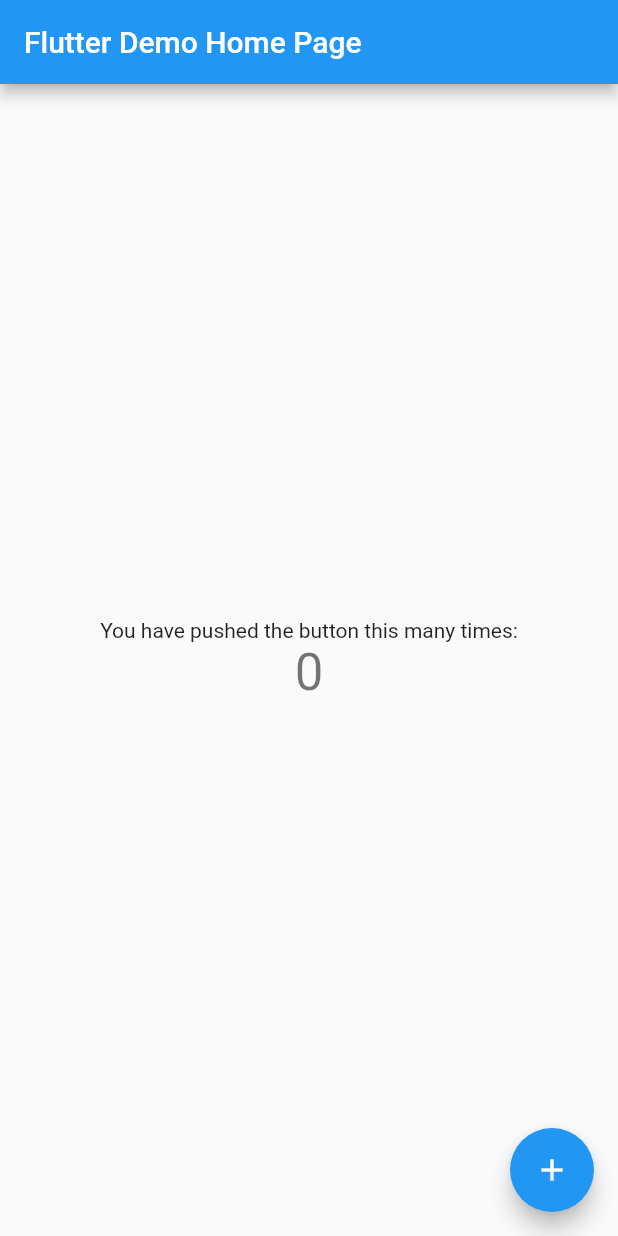
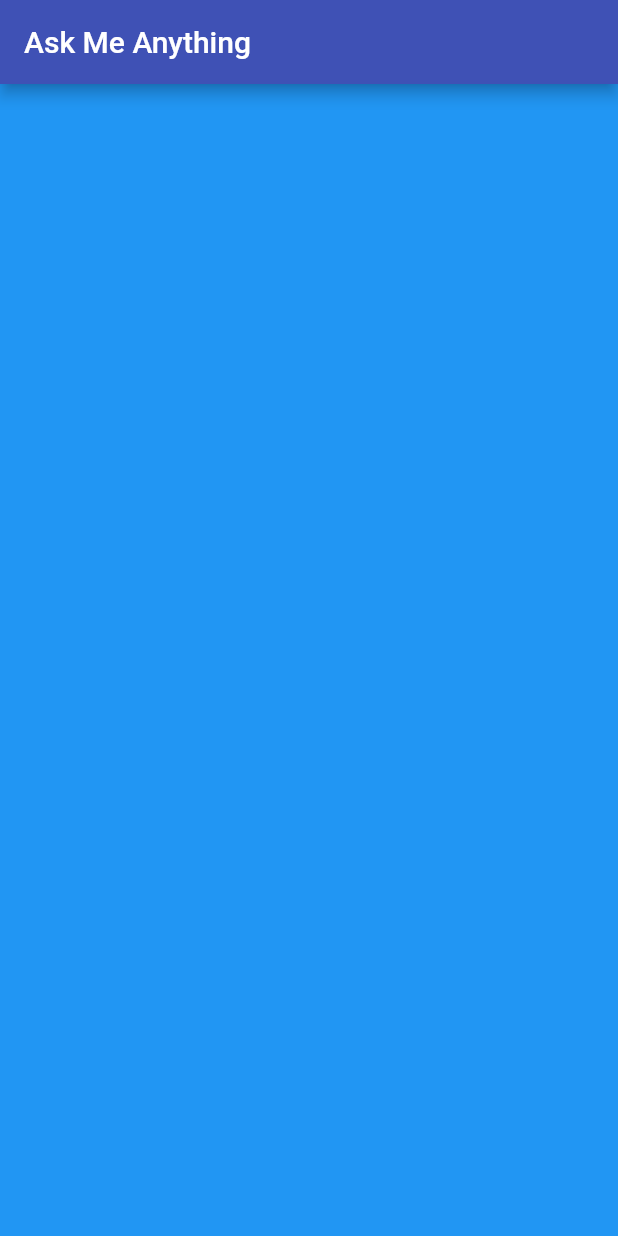
Before and after one commit to enutake/flutter_practice, a Flutter app: the screen it shows after launch, on a phone screen of 412 x 824 dp. Run offline on Flutter 3.47's test engine with Material 2 defaults, Android fonts, the phone set to English and light mode, and no system bars.

Commit message:
feat: 外枠だけ作成

```diff
--- a/magic-8-ball/magic_8_ball/lib/main.dart
+++ b/magic-8-ball/magic_8_ball/lib/main.dart
@@ -1,111 +1,19 @@
 import 'package:flutter/material.dart';
 
-void main() => runApp(MyApp());
+void main() => runApp(BallPage());
 
-class MyApp extends StatelessWidget {
-  // This widget is the root of your application.
+class BallPage extends StatelessWidget {
   @override
   Widget build(BuildContext context) {
     return MaterialApp(
-      title: 'Flutter Demo',
-      theme: ThemeData(
-        // This is the theme of your application.
-        //
-        // Try running your application with "flutter run". You'll see the
-        // application has a blue toolbar. Then, without quitting the app, try
-        // changing the primarySwatch below to Colors.green and then invoke
-        // "hot reload" (press "r" in the console where you ran "flutter run",
-        // or simply save your changes to "hot reload" in a Flutter IDE).
-        // Notice that the counter didn't reset back to zero; the application
-        // is not restarted.
-        primarySwatch: Colors.blue,
+      home:Scaffold(
+        backgroundColor: Colors.blue,
+        appBar: AppBar(
+          title: Text('Ask Me Anything'),
+          backgroundColor: Colors.indigo
+        ),
+        body: Container()
       ),
-      home: MyHomePage(title: 'Flutter Demo Home Page'),
     );
   }
 }
-
-class MyHomePage extends StatefulWidget {
-  MyHomePage({Key key, this.title}) : super(key: key);
-
-  // This widget is the home page of your application. It is stateful, meaning
-  // that it has a State object (defined below) that contains fields that affect
-  // how it looks.
-
-  // This class is the configuration for the state. It holds the values (in this
-  // case the title) provided by the parent (in this case the App widget) and
-  // used by the build method of the State. Fields in a Widget subclass are
-  // always marked "final".
-
-  final String title;
-
-  @override
-  _MyHomePageState createState() => _MyHomePageState();
-}
-
-class _MyHomePageState extends State<MyHomePage> {
-  int _counter = 0;
-
-  void _incrementCounter() {
-    setState(() {
-      // This call to setState tells the Flutter framework that something has
-      // changed in this State, which causes it to rerun the build method below
-      // so that the display can reflect the updated values. If we changed
-      // _counter without calling setState(), then the build method would not be
-      // called again, and so nothing would appear to happen.
-      _counter++;
-    });
-  }
-
-  @override
-  Widget build(BuildContext context) {
-    // This method is rerun every time setState is called, for instance as done
-    // by the _incrementCounter method above.
-    //
-    // The Flutter framework has been optimized to make rerunning build methods
-    // fast, so that you can just rebuild anything that needs updating rather
-    // than having to individually change instances of widgets.
-    return Scaffold(
-      appBar: AppBar(
-        // Here we take the value from the MyHomePage object that was created by
-        // the App.build method, and use it to set our appbar title.
-        title: Text(widget.title),
-      ),
-      body: Center(
-        // Center is a layout widget. It takes a single child and positions it
-        // in the middle of the parent.
-        child: Column(
-          // Column is also a layout widget. It takes a list of children and
-          // arranges them vertically. By default, it sizes itself to fit its
-          // children horizontally, and tries to be as tall as its parent.
-          //
-          // Invoke "debug painting" (press "p" in the console, choose the
-          // "Toggle Debug Paint" action from the Flutter Inspector in Android
-          // Studio, or the "Toggle Debug Paint" command in Visual Studio Code)
-          // to see the wireframe for each widget.
-          //
-          // Column has various properties to control how it sizes itself and
-          // how it positions its children. Here we use mainAxisAlignment to
-          // center the children vertically; the main axis here is the vertical
-          // axis because Columns are vertical (the cross axis would be
-          // horizontal).
-          mainAxisAlignment: MainAxisAlignment.center,
-          children: <Widget>[
-            Text(
-              'You have pushed the button this many times:',
-            ),
-            Text(
-              '$_counter',
-              style: Theme.of(context).textTheme.display1,
-            ),
-          ],
-        ),
-      ),
-      floatingActionButton: FloatingActionButton(
-        onPressed: _incrementCounter,
-        tooltip: 'Increment',
-        child: Icon(Icons.add),
-      ), // This trailing comma makes auto-formatting nicer for build methods.
-    );
-  }
-}
```
